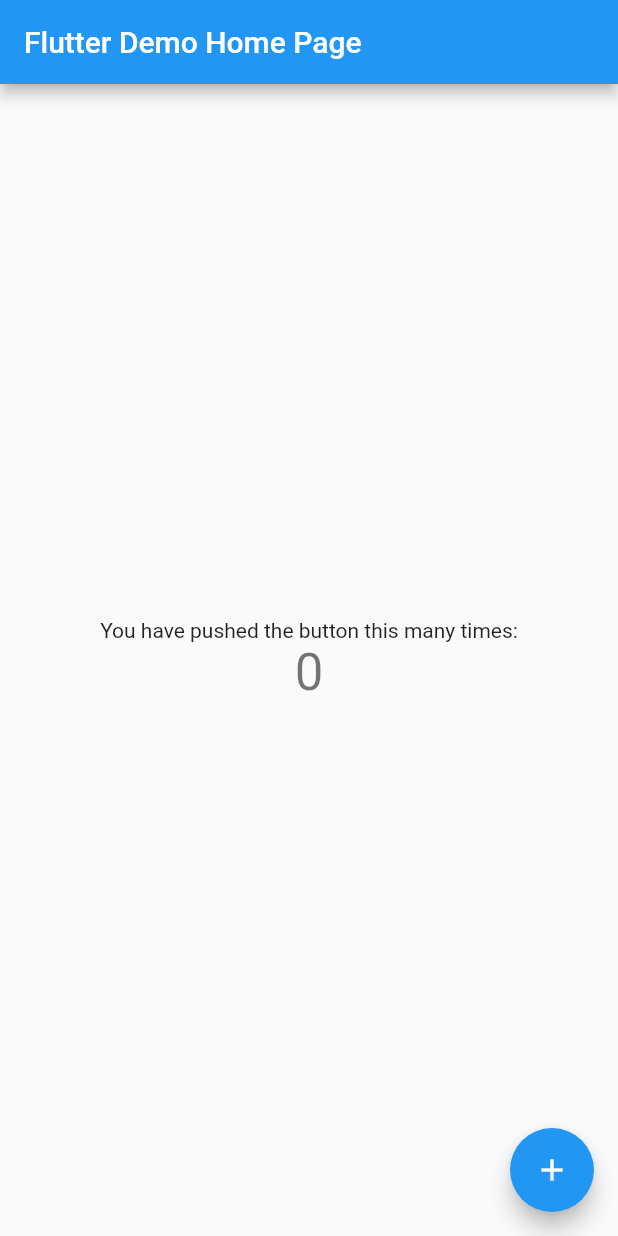
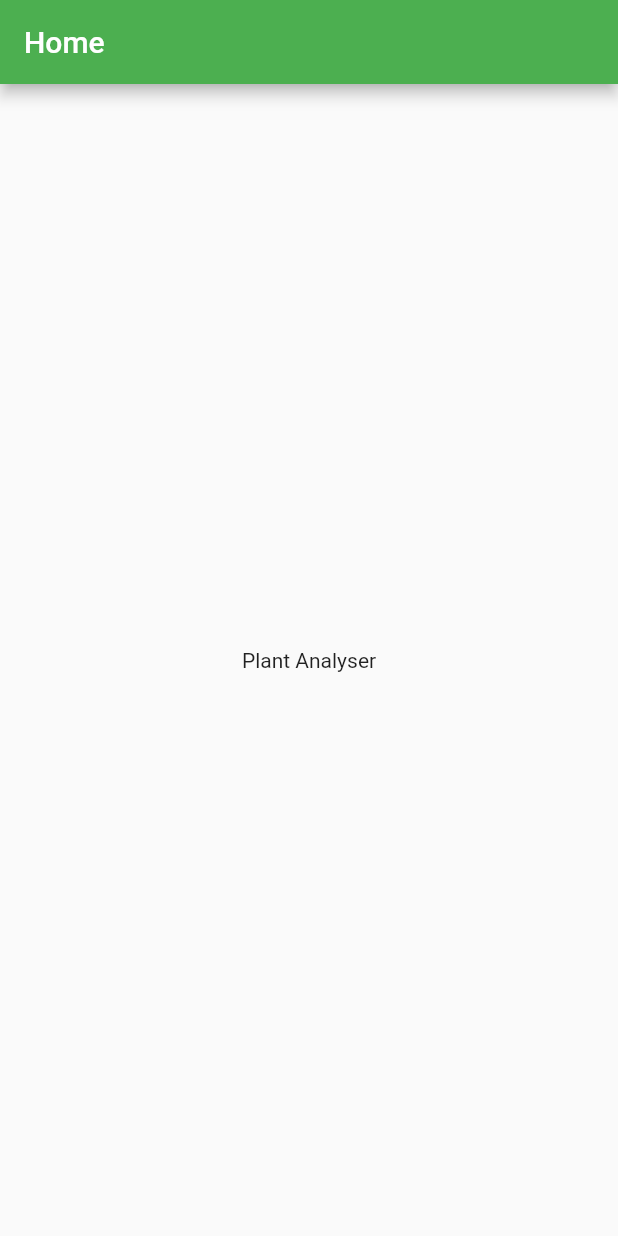
Before and after one commit to MZeelmaekers/Project4.0, a Flutter app: the screen it shows after launch, on a phone screen of 412 x 824 dp. Run offline on Flutter 3.47's test engine with Material 2 defaults, Android fonts, the phone set to English and light mode, and no system bars.

Commit message:
Edit to Homepage

```diff
--- a/lib/main.dart
+++ b/lib/main.dart
@@ -1,115 +1,23 @@
 import 'package:flutter/material.dart';
+import 'package:project40_mobile_app/pages/home.dart';
 
 void main() {
-  runApp(const MyApp());
+  runApp(const AnalyserApp());
 }
 
-class MyApp extends StatelessWidget {
-  const MyApp({Key? key}) : super(key: key);
+class AnalyserApp extends StatelessWidget {
+  const AnalyserApp({Key? key}) : super(key: key);
 
   // This widget is the root of your application.
   @override
   Widget build(BuildContext context) {
     return MaterialApp(
-      title: 'Flutter Demo',
+      debugShowCheckedModeBanner: false,
+      title: 'Botanic Analyser App',
       theme: ThemeData(
-        // This is the theme of your application.
-        //
-        // Try running your application with "flutter run". You'll see the
-        // application has a blue toolbar. Then, without quitting the app, try
-        // changing the primarySwatch below to Colors.green and then invoke
-        // "hot reload" (press "r" in the console where you ran "flutter run",
-        // or simply save your changes to "hot reload" in a Flutter IDE).
-        // Notice that the counter didn't reset back to zero; the application
-        // is not restarted.
-        primarySwatch: Colors.blue,
+        primarySwatch: Colors.green,
       ),
-      home: const MyHomePage(title: 'Flutter Demo Home Page'),
+      home: const HomePage(),
     );
   }
 }
-
-class MyHomePage extends StatefulWidget {
-  const MyHomePage({Key? key, required this.title}) : super(key: key);
-
-  // This widget is the home page of your application. It is stateful, meaning
-  // that it has a State object (defined below) that contains fields that affect
-  // how it looks.
-
-  // This class is the configuration for the state. It holds the values (in this
-  // case the title) provided by the parent (in this case the App widget) and
-  // used by the build method of the State. Fields in a Widget subclass are
-  // always marked "final".
-
-  final String title;
-
-  @override
-  State<MyHomePage> createState() => _MyHomePageState();
-}
-
-class _MyHomePageState extends State<MyHomePage> {
-  int _counter = 0;
-
-  void _incrementCounter() {
-    setState(() {
-      // This call to setState tells the Flutter framework that something has
-      // changed in this State, which causes it to rerun the build method below
-      // so that the display can reflect the updated values. If we changed
-      // _counter without calling setState(), then the build method would not be
-      // called again, and so nothing would appear to happen.
-      _counter++;
-    });
-  }
-
-  @override
-  Widget build(BuildContext context) {
-    // This method is rerun every time setState is called, for instance as done
-    // by the _incrementCounter method above.
-    //
-    // The Flutter framework has been optimized to make rerunning build methods
-    // fast, so that you can just rebuild anything that needs updating rather
-    // than having to individually change instances of widgets.
-    return Scaffold(
-      appBar: AppBar(
-        // Here we take the value from the MyHomePage object that was created by
-        // the App.build method, and use it to set our appbar title.
-        title: Text(widget.title),
-      ),
-      body: Center(
-        // Center is a layout widget. It takes a single child and positions it
-        // in the middle of the parent.
-        child: Column(
-          // Column is also a layout widget. It takes a list of children and
-          // arranges them vertically. By default, it sizes itself to fit its
-          // children horizontally, and tries to be as tall as its parent.
-          //
-          // Invoke "debug painting" (press "p" in the console, choose the
-          // "Toggle Debug Paint" action from the Flutter Inspector in Android
-          // Studio, or the "Toggle Debug Paint" command in Visual Studio Code)
-          // to see the wireframe for each widget.
-          //
-          // Column has various properties to control how it sizes itself and
-          // how it positions its children. Here we use mainAxisAlignment to
-          // center the children vertically; the main axis here is the vertical
-          // axis because Columns are vertical (the cross axis would be
-          // horizontal).
-          mainAxisAlignment: MainAxisAlignment.center,
-          children: <Widget>[
-            const Text(
-              'You have pushed the button this many times:',
-            ),
-            Text(
-              '$_counter',
-              style: Theme.of(context).textTheme.headline4,
-            ),
-          ],
-        ),
-      ),
-      floatingActionButton: FloatingActionButton(
-        onPressed: _incrementCounter,
-        tooltip: 'Increment',
-        child: const Icon(Icons.add),
-      ), // This trailing comma makes auto-formatting nicer for build methods.
-    );
-  }
-}
--- /dev/null
+++ b/lib/pages/home.dart
@@ -0,0 +1,18 @@
+import 'package:flutter/material.dart';
+
+class HomePage extends StatelessWidget {
+  const HomePage({Key? key}) : super(key: key);
+
+  @override
+  Widget build(BuildContext context) {
+    return Scaffold(
+      appBar: AppBar(
+        title: const Text("Home"),
+      ),
+      body: Container(
+        alignment: Alignment.center,
+        child: const Text("Plant Analyser"),
+      ),
+    );
+  }
+}
```
